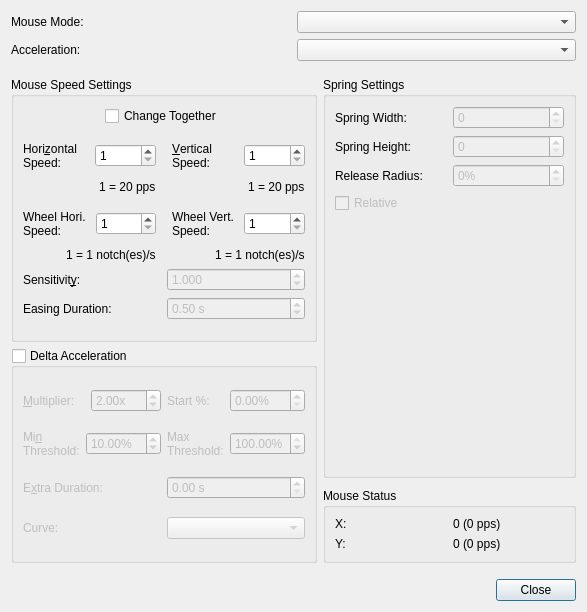
This is src/gui/mousesettingsdialog.ui in AntiMicroX/antimicrox as Qt 5 draws it before an edit. The edited form follows.
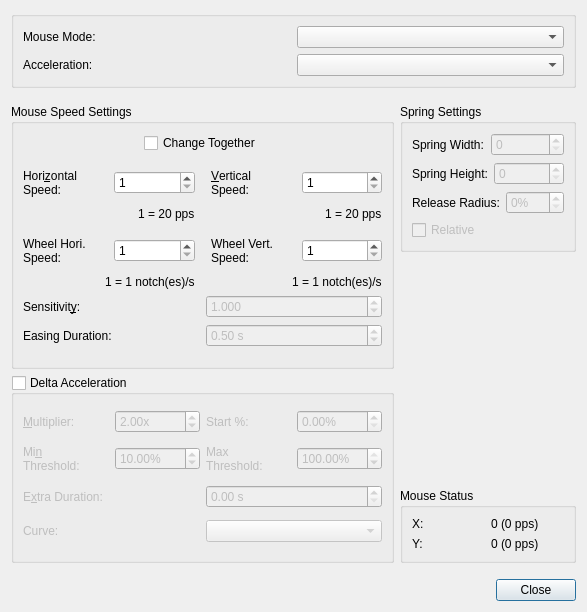
This is the edited form.

Commit message:
Refactor MouseSettingsDialog UI layout
Add group boxes to the common MouseSettingsDialog to hide the parts
that are not needed for sensors. This avoids duplicating the dialog for
sensors.

```diff
--- a/src/gui/mousesettingsdialog.ui
+++ b/src/gui/mousesettingsdialog.ui
@@ -18,6 +18,7 @@
   </property>
   <layout class="QVBoxLayout" name="verticalLayout_9">
    <item>
+    <widget class="QGroupBox" name="topGroupBox">
     <layout class="QVBoxLayout" name="verticalLayout_5">
      <item>
       <layout class="QHBoxLayout" name="horizontalLayout">
@@ -148,6 +149,7 @@
       </layout>
      </item>
     </layout>
+    </widget>
    </item>
    <item>
     <spacer name="verticalSpacer">
@@ -166,7 +168,7 @@
     </spacer>
    </item>
    <item>
-    <layout class="QHBoxLayout" name="horizontalLayout_8">
+    <layout class="QHBoxLayout" name="horizontalLayout_8" stretch="1,0">
      <item>
       <layout class="QVBoxLayout" name="verticalLayout_8">
        <item>
@@ -867,6 +869,9 @@
             </property>
            </widget>
           </item>
+         </layout>
+        </widget>
+       </item>
           <item>
            <spacer name="verticalSpacer_3">
             <property name="orientation">
@@ -879,9 +884,6 @@
              </size>
             </property>
            </spacer>
-          </item>
-         </layout>
-        </widget>
        </item>
        <item>
         <widget class="QGroupBox" name="groupBox_3">
```
Left out of the diff: 2 changed lines with no effect on the pictures. Lines whose indentation alone changed are shown as unchanged.
